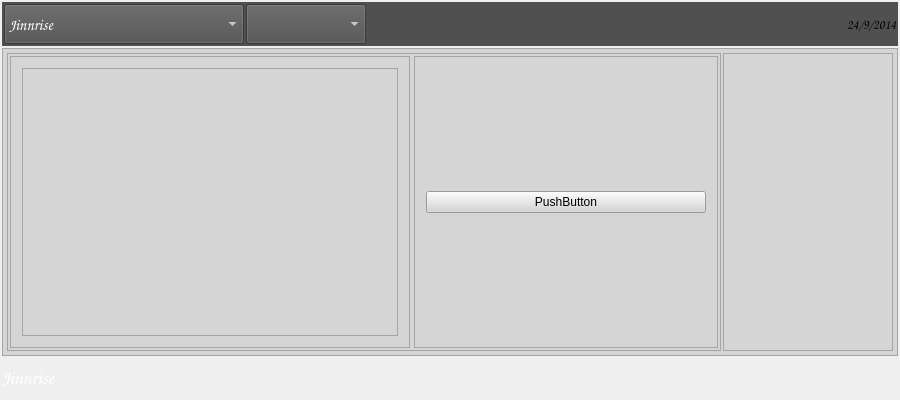
abble/schtool, file Kute/apr_Wiz/apr_wiz.ui: the form before one commit.
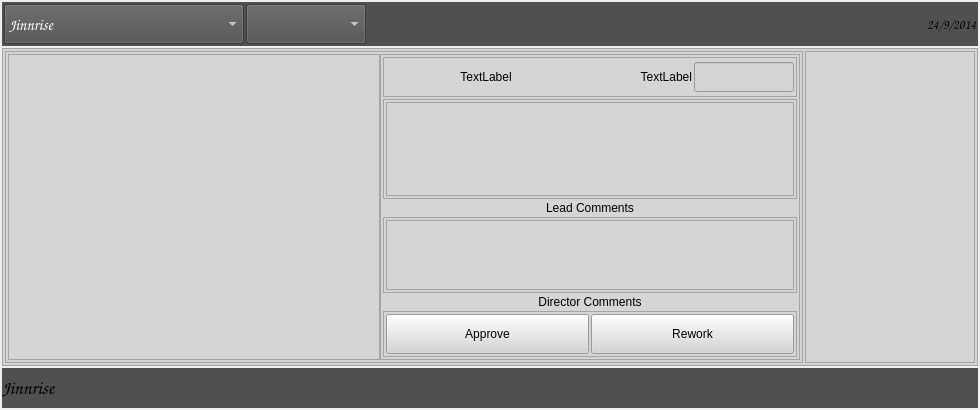
The form after the commit. Icons and pictures are not drawn.

What changed in the file:
```diff
--- a/Kute/apr_Wiz/apr_wiz.ui
+++ b/Kute/apr_Wiz/apr_wiz.ui
@@ -6,7 +6,7 @@
    <rect>
     <x>0</x>
     <y>0</y>
-    <width>900</width>
+    <width>980</width>
     <height>400</height>
    </rect>
   </property>
@@ -176,16 +176,16 @@
        <number>2</number>
       </property>
       <property name="leftMargin">
-       <number>4</number>
+       <number>2</number>
       </property>
       <property name="topMargin">
-       <number>4</number>
+       <number>2</number>
       </property>
       <property name="rightMargin">
-       <number>4</number>
+       <number>2</number>
       </property>
       <property name="bottomMargin">
-       <number>4</number>
+       <number>2</number>
       </property>
       <item>
        <widget class="QFrame" name="subLayout">
@@ -197,7 +197,7 @@
         </property>
         <layout class="QHBoxLayout" name="horizontalLayout_4">
          <property name="spacing">
-          <number>4</number>
+          <number>0</number>
          </property>
          <property name="leftMargin">
           <number>2</number>
@@ -212,10 +212,38 @@
           <number>2</number>
          </property>
          <item>
-          <widget class="QFrame" name="frame">
+          <widget class="QTableView" name="tabv">
+           <property name="editTriggers">
+            <set>QAbstractItemView::DoubleClicked</set>
+           </property>
+           <property name="alternatingRowColors">
+            <bool>true</bool>
+           </property>
+           <property name="selectionBehavior">
+            <enum>QAbstractItemView::SelectRows</enum>
+           </property>
+           <property name="sortingEnabled">
+            <bool>true</bool>
+           </property>
+           <attribute name="horizontalHeaderCascadingSectionResizes">
+            <bool>true</bool>
+           </attribute>
+           <attribute name="verticalHeaderCascadingSectionResizes">
+            <bool>true</bool>
+           </attribute>
+          </widget>
+         </item>
+         <item>
+          <widget class="QFrame" name="detLayout">
+           <property name="minimumSize">
+            <size>
+             <width>420</width>
+             <height>0</height>
+            </size>
+           </property>
            <property name="maximumSize">
             <size>
-             <width>400</width>
+             <width>420</width>
              <height>16777215</height>
             </size>
            </property>
@@ -225,46 +253,288 @@
            <property name="frameShadow">
             <enum>QFrame::Raised</enum>
            </property>
-           <layout class="QHBoxLayout" name="horizontalLayout_3">
-            <item>
-             <widget class="QTableView" name="tabv">
-              <property name="editTriggers">
-               <set>QAbstractItemView::DoubleClicked</set>
-              </property>
-              <property name="alternatingRowColors">
-               <bool>true</bool>
-              </property>
-              <property name="selectionBehavior">
-               <enum>QAbstractItemView::SelectRows</enum>
-              </property>
-              <property name="sortingEnabled">
-               <bool>true</bool>
-              </property>
-              <attribute name="horizontalHeaderCascadingSectionResizes">
-               <bool>true</bool>
-              </attribute>
-              <attribute name="verticalHeaderCascadingSectionResizes">
-               <bool>true</bool>
-              </attribute>
-             </widget>
-            </item>
-           </layout>
-          </widget>
-         </item>
-         <item>
-          <widget class="QFrame" name="frame_2">
-           <property name="frameShape">
-            <enum>QFrame::StyledPanel</enum>
-           </property>
-           <property name="frameShadow">
-            <enum>QFrame::Raised</enum>
-           </property>
            <layout class="QVBoxLayout" name="verticalLayout_3">
+            <property name="spacing">
+             <number>2</number>
+            </property>
+            <property name="leftMargin">
+             <number>2</number>
+            </property>
+            <property name="topMargin">
+             <number>2</number>
+            </property>
+            <property name="rightMargin">
+             <number>2</number>
+            </property>
+            <property name="bottomMargin">
+             <number>2</number>
+            </property>
             <item>
-             <widget class="QPushButton" name="pushButton">
+             <widget class="QFrame" name="frame_4">
+              <property name="minimumSize">
+               <size>
+                <width>0</width>
+                <height>40</height>
+               </size>
+              </property>
+              <property name="maximumSize">
+               <size>
+                <width>16777215</width>
+                <height>60</height>
+               </size>
+              </property>
+              <property name="frameShape">
+               <enum>QFrame::StyledPanel</enum>
+              </property>
+              <property name="frameShadow">
+               <enum>QFrame::Raised</enum>
+              </property>
+              <layout class="QHBoxLayout" name="horizontalLayout_3">
+               <property name="spacing">
+                <number>2</number>
+               </property>
+               <property name="leftMargin">
+                <number>2</number>
+               </property>
+               <property name="topMargin">
+                <number>2</number>
+               </property>
+               <property name="rightMargin">
+                <number>2</number>
+               </property>
+               <property name="bottomMargin">
+                <number>2</number>
+               </property>
+               <item>
+                <widget class="QLabel" name="label_4">
+                 <property name="minimumSize">
+                  <size>
+                   <width>200</width>
+                   <height>30</height>
+                  </size>
+                 </property>
+                 <property name="maximumSize">
+                  <size>
+                   <width>200</width>
+                   <height>30</height>
+                  </size>
+                 </property>
+                 <property name="text">
+                  <string>TextLabel</string>
+                 </property>
+                 <property name="alignment">
+                  <set>Qt::AlignCenter</set>
+                 </property>
+                </widget>
+               </item>
+               <item>
+                <widget class="QLabel" name="label_3">
+                 <property name="minimumSize">
+                  <size>
+                   <width>0</width>
+                   <height>30</height>
+                  </size>
+                 </property>
+                 <property name="maximumSize">
+                  <size>
+                   <width>16777215</width>
+                   <height>30</height>
+                  </size>
+                 </property>
+                 <property name="text">
+                  <string>TextLabel</string>
+                 </property>
+                 <property name="alignment">
+                  <set>Qt::AlignRight|Qt::AlignTrailing|Qt::AlignVCenter</set>
+                 </property>
+                </widget>
+               </item>
+               <item>
+                <widget class="QLineEdit" name="lineEdit">
+                 <property name="minimumSize">
+                  <size>
+                   <width>100</width>
+                   <height>30</height>
+                  </size>
+                 </property>
+                 <property name="maximumSize">
+                  <size>
+                   <width>100</width>
+                   <height>16777215</height>
+                  </size>
+                 </property>
+                </widget>
+               </item>
+              </layout>
+             </widget>
+            </item>
+            <item>
+             <widget class="QFrame" name="frame">
+              <property name="minimumSize">
+               <size>
+                <width>0</width>
+                <height>100</height>
+               </size>
+              </property>
+              <property name="maximumSize">
+               <size>
+                <width>16777215</width>
+                <height>16777215</height>
+               </size>
+              </property>
+              <property name="frameShape">
+               <enum>QFrame::StyledPanel</enum>
+              </property>
+              <property name="frameShadow">
+               <enum>QFrame::Raised</enum>
+              </property>
+              <layout class="QHBoxLayout" name="horizontalLayout_7">
+               <property name="spacing">
+                <number>2</number>
+               </property>
+               <property name="leftMargin">
+                <number>2</number>
+               </property>
+               <property name="topMargin">
+                <number>2</number>
+               </property>
+               <property name="rightMargin">
+                <number>2</number>
+               </property>
+               <property name="bottomMargin">
+                <number>2</number>
+               </property>
+               <item>
+                <widget class="QTextEdit" name="textEdit_2"/>
+               </item>
+              </layout>
+             </widget>
+            </item>
+            <item>
+             <widget class="QLabel" name="label">
+              <property name="maximumSize">
+               <size>
+                <width>16777215</width>
+                <height>20</height>
+               </size>
+              </property>
               <property name="text">
-               <string>PushButton</string>
+               <string>Lead Comments</string>
               </property>
+              <property name="alignment">
+               <set>Qt::AlignCenter</set>
+              </property>
+             </widget>
+            </item>
+            <item>
+             <widget class="QFrame" name="frame_2">
+              <property name="maximumSize">
+               <size>
+                <width>16777215</width>
+                <height>16777215</height>
+               </size>
+              </property>
+              <property name="frameShape">
+               <enum>QFrame::StyledPanel</enum>
+              </property>
+              <property name="frameShadow">
+               <enum>QFrame::Raised</enum>
+              </property>
+              <layout class="QHBoxLayout" name="horizontalLayout_6">
+               <property name="spacing">
+                <number>2</number>
+               </property>
+               <property name="leftMargin">
+                <number>2</number>
+               </property>
+               <property name="topMargin">
+                <number>2</number>
+               </property>
+               <property name="rightMargin">
+                <number>2</number>
+               </property>
+               <property name="bottomMargin">
+                <number>2</number>
+               </property>
+               <item>
+                <widget class="QTextEdit" name="textEdit"/>
+               </item>
+              </layout>
+             </widget>
+            </item>
+            <item>
+             <widget class="QLabel" name="label_2">
+              <property name="maximumSize">
+               <size>
+                <width>16777215</width>
+                <height>20</height>
+               </size>
+              </property>
+              <property name="text">
+               <string>Director Comments</string>
+              </property>
+              <property name="alignment">
+               <set>Qt::AlignCenter</set>
+              </property>
+             </widget>
+            </item>
+            <item>
+             <widget class="QFrame" name="frame_3">
+              <property name="maximumSize">
+               <size>
+                <width>16777215</width>
+                <height>50</height>
+               </size>
+              </property>
+              <property name="frameShape">
+               <enum>QFrame::StyledPanel</enum>
+              </property>
+              <property name="frameShadow">
+               <enum>QFrame::Raised</enum>
+              </property>
+              <layout class="QHBoxLayout" name="horizontalLayout_5">
+               <property name="spacing">
+                <number>2</number>
+               </property>
+               <property name="leftMargin">
+                <number>2</number>
+               </property>
+               <property name="topMargin">
+                <number>2</number>
+               </property>
+               <property name="rightMargin">
+                <number>2</number>
+               </property>
+               <property name="bottomMargin">
+                <number>2</number>
+               </property>
+               <item>
+                <widget class="QPushButton" name="pushButton_3">
+                 <property name="minimumSize">
+                  <size>
+                   <width>0</width>
+                   <height>40</height>
+                  </size>
+                 </property>
+                 <property name="text">
+                  <string>Approve</string>
+                 </property>
+                </widget>
+               </item>
+               <item>
+                <widget class="QPushButton" name="pushButton">
+                 <property name="minimumSize">
+                  <size>
+                   <width>0</width>
+                   <height>40</height>
+                  </size>
+                 </property>
+                 <property name="text">
+                  <string>Rework</string>
+                 </property>
+                </widget>
+               </item>
+              </layout>
              </widget>
             </item>
            </layout>
@@ -282,6 +552,9 @@
          <enum>QFrame::Raised</enum>
         </property>
         <layout class="QVBoxLayout" name="verticalLayout_2">
+         <property name="spacing">
+          <number>4</number>
+         </property>
          <property name="leftMargin">
           <number>2</number>
          </property>
@@ -365,7 +638,7 @@
       </font>
      </property>
      <property name="styleSheet">
-      <string notr="true">color: rgb(255, 255, 255);</string>
+      <string notr="true">background-color: rgb(80, 80, 80);</string>
      </property>
      <property name="text">
       <string>Jinnrise</string>
```
